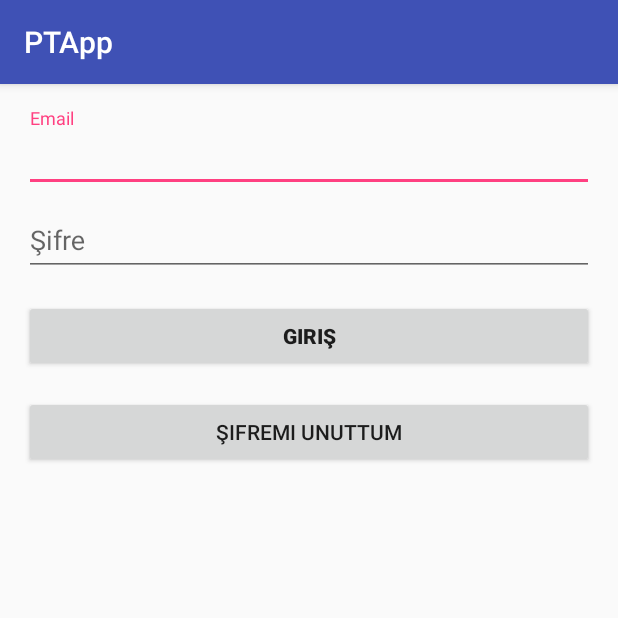
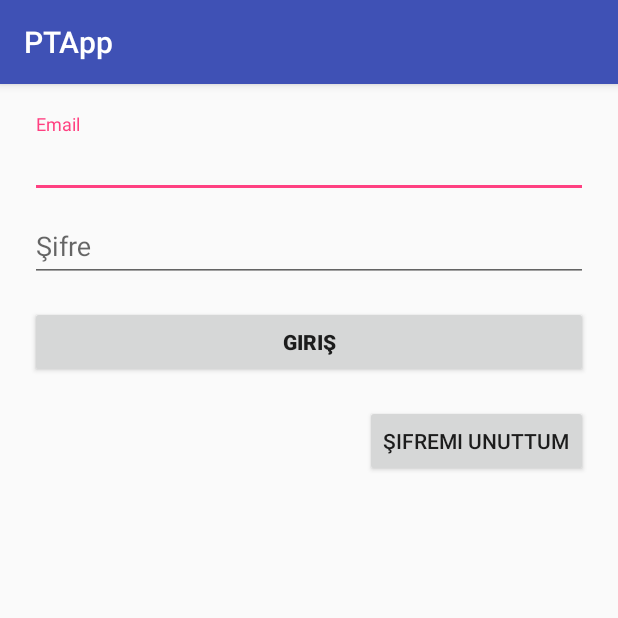
Before and after one commit to zencifil/PTApp, an Android app: the screen it shows after launch (LoginActivity), on a phone screen of 412 x 824 dp, the top half of it. Run offline under Robolectric (Android 15) with nearby library versions, the phone set to English and light mode, and no system bars; 3 statements that could not run were skipped.

Commit message:
forgot password activity added. build version set to 22.

```diff
--- a/app/src/main/java/com/ipsos/savascilve/ptapp/LoginActivity.java
+++ b/app/src/main/java/com/ipsos/savascilve/ptapp/LoginActivity.java
@@ -3,21 +3,19 @@ package com.ipsos.savascilve.ptapp;
 import android.animation.Animator;
 import android.animation.AnimatorListenerAdapter;
 import android.annotation.TargetApi;
+import android.app.LoaderManager.LoaderCallbacks;
+import android.content.CursorLoader;
+import android.content.Intent;
+import android.content.Loader;
 import android.content.pm.PackageManager;
-import android.support.annotation.NonNull;
-import android.support.design.widget.Snackbar;
-import android.support.v7.app.AppCompatActivity;
-import android.app.LoaderManager.LoaderCallbacks;
-
-import android.content.CursorLoader;
-import android.content.Loader;
 import android.database.Cursor;
 import android.net.Uri;
 import android.os.AsyncTask;
-
 import android.os.Build;
 import android.os.Bundle;
 import android.provider.ContactsContract;
+import android.support.annotation.NonNull;
+import android.support.v7.app.AppCompatActivity;
 import android.text.TextUtils;
 import android.view.KeyEvent;
 import android.view.View;
@@ -29,10 +27,13 @@ import android.widget.Button;
 import android.widget.EditText;
 import android.widget.TextView;
 
+import com.google.android.gms.appindexing.Action;
+import com.google.android.gms.appindexing.AppIndex;
+import com.google.android.gms.appindexing.Thing;
+import com.google.android.gms.common.api.GoogleApiClient;
+
 import java.util.ArrayList;
 import java.util.List;
-
-import static android.Manifest.permission.READ_CONTACTS;
 
 /**
  * A login screen that offers login via email/password.
@@ -45,13 +46,6 @@ public class LoginActivity extends AppCompatActivity implements LoaderCallbacks<
     private static final int REQUEST_READ_CONTACTS = 0;
 
     /**
-     * A dummy authentication store containing known user names and passwords.
-     * TODO: remove after connecting to a real authentication system.
-     */
-    private static final String[] DUMMY_CREDENTIALS = new String[]{
-            "foo@example.com:hello", "bar@example.com:world"
-    };
-    /**
      * Keep track of the login task to ensure we can cancel it if requested.
      */
     private UserLoginTask mAuthTask = null;
@@ -61,6 +55,11 @@ public class LoginActivity extends AppCompatActivity implements LoaderCallbacks<
     private EditText mPasswordView;
     private View mProgressView;
     private View mLoginFormView;
+    /**
+     * ATTENTION: This was auto-generated to implement the App Indexing API.
+     * See https://g.co/AppIndexing/AndroidStudio for more information.
+     */
+    private GoogleApiClient client;
 
     @Override
     protected void onCreate(Bundle savedInstanceState) {
@@ -68,7 +67,7 @@ public class LoginActivity extends AppCompatActivity implements LoaderCallbacks<
         setContentView(R.layout.activity_login);
         // Set up the login form.
         mEmailView = (AutoCompleteTextView) findViewById(R.id.email);
-        populateAutoComplete();
+        //populateAutoComplete();
 
         mPasswordView = (EditText) findViewById(R.id.password);
         mPasswordView.setOnEditorActionListener(new TextView.OnEditorActionListener() {
@@ -90,19 +89,30 @@ public class LoginActivity extends AppCompatActivity implements LoaderCallbacks<
             }
         });
 
-        mLoginFormView = findViewById(R.id.login_form);
+        Button forgotPasswordButton = (Button) findViewById(R.id.forgot_password_button);
+        forgotPasswordButton.setOnClickListener(new View.OnClickListener(){
+            public void onClick(View v){
+                Intent intent = new Intent(getApplicationContext(), ForgotPasswordActivity.class);
+                startActivity(intent);
+            }
+        });
+
+        mLoginFormView = findViewById(R.id.email_login_form);
         mProgressView = findViewById(R.id.login_progress);
+        // ATTENTION: This was auto-generated to implement the App Indexing API.
+        // See https://g.co/AppIndexing/AndroidStudio for more information.
+        client = new GoogleApiClient.Builder(this).addApi(AppIndex.API).build();
     }
 
     private void populateAutoComplete() {
-        if (!mayRequestContacts()) {
-            return;
-        }
-
-        getLoaderManager().initLoader(0, null, this);
+//        if (!mayRequestContacts()) {
+//            return;
+//        }
+//
+//        getLoaderManager().initLoader(0, null, this);
     }
 
-    private boolean mayRequestContacts() {
+//    private boolean mayRequestContacts() {
 //        if (Build.VERSION.SDK_INT < Build.VERSION_CODES.M) {
 //            return true;
 //        }
@@ -121,8 +131,8 @@ public class LoginActivity extends AppCompatActivity implements LoaderCallbacks<
 //        } else {
 //            requestPermissions(new String[]{READ_CONTACTS}, REQUEST_READ_CONTACTS);
 //        }
-        return false;
-    }
+//        return false;
+//    }
 
     /**
      * Callback received when a permissions request has been completed.
@@ -160,12 +170,11 @@ public class LoginActivity extends AppCompatActivity implements LoaderCallbacks<
         View focusView = null;
 
         // Check for a valid password, if the user entered one.
-        if (TextUtils.isEmpty(password)){
+        if (TextUtils.isEmpty(password)) {
             mPasswordView.setError(getString(R.string.error_field_required));
             focusView = mPasswordView;
             cancel = true;
-        }
-        else if (!isPasswordValid(password)) {
+        } else if (!isPasswordValid(password)) {
             mPasswordView.setError(getString(R.string.error_invalid_password));
             focusView = mPasswordView;
             cancel = true;
@@ -284,6 +293,42 @@ public class LoginActivity extends AppCompatActivity implements LoaderCallbacks<
         mEmailView.setAdapter(adapter);
     }
 
+    /**
+     * ATTENTION: This was auto-generated to implement the App Indexing API.
+     * See https://g.co/AppIndexing/AndroidStudio for more information.
+     */
+    public Action getIndexApiAction() {
+        Thing object = new Thing.Builder()
+                .setName("Login Page") // TODO: Define a title for the content shown.
+                // TODO: Make sure this auto-generated URL is correct.
+                .setUrl(Uri.parse("http://[ENTER-YOUR-URL-HERE]"))
+                .build();
+        return new Action.Builder(Action.TYPE_VIEW)
+                .setObject(object)
+                .setActionStatus(Action.STATUS_TYPE_COMPLETED)
+                .build();
+    }
+
+    @Override
+    public void onStart() {
+        super.onStart();
+
+        // ATTENTION: This was auto-generated to implement the App Indexing API.
+        // See https://g.co/AppIndexing/AndroidStudio for more information.
+        client.connect();
+        AppIndex.AppIndexApi.start(client, getIndexApiAction());
+    }
+
+    @Override
+    public void onStop() {
+        super.onStop();
+
+        // ATTENTION: This was auto-generated to implement the App Indexing API.
+        // See https://g.co/AppIndexing/AndroidStudio for more information.
+        AppIndex.AppIndexApi.end(client, getIndexApiAction());
+        client.disconnect();
+    }
+
     private interface ProfileQuery {
         String[] PROJECTION = {
                 ContactsContract.CommonDataKinds.Email.ADDRESS,
@@ -291,7 +336,7 @@ public class LoginActivity extends AppCompatActivity implements LoaderCallbacks<
         };
 
         int ADDRESS = 0;
-        int IS_PRIMARY = 1;
+        //int IS_PRIMARY = 1;
     }
 
     /**
@@ -311,6 +356,7 @@ public class LoginActivity extends AppCompatActivity implements LoaderCallbacks<
         @Override
         protected Boolean doInBackground(Void... params) {
             try {
+                //TODO call rest service
 
             } catch (Exception e) {
                 return false;
--- a/app/src/main/res/layout/activity_login.xml
+++ b/app/src/main/res/layout/activity_login.xml
@@ -15,15 +15,15 @@
     <ProgressBar
         android:id="@+id/login_progress"
         style="?android:attr/progressBarStyleLarge"
-        android:layout_width="wrap_content"
+        android:layout_width="match_parent"
         android:layout_height="wrap_content"
         android:layout_marginBottom="8dp"
         android:visibility="gone" />
 
-    <ScrollView
-        android:id="@+id/login_form"
-        android:layout_width="match_parent"
-        android:layout_height="match_parent">
+    <RelativeLayout
+        android:layout_width="wrap_content"
+        android:padding="4dp"
+        android:layout_height="250dp">
 
             <LinearLayout
                 android:id="@+id/email_login_form"
@@ -62,22 +62,32 @@
 
                 </android.support.design.widget.TextInputLayout>
 
+                <LinearLayout
+                    android:orientation="horizontal"
+                    android:layout_width="match_parent"
+                    android:layout_height="wrap_content">
+
                     <Button
                         android:id="@+id/email_sign_in_button"
                         style="?android:textAppearanceButton"
-                android:layout_width="match_parent"
                         android:layout_height="wrap_content"
                         android:layout_marginTop="16dp"
                         android:text="@string/action_sign_in"
-                android:textStyle="bold" />
+                        android:textStyle="bold"
+                        android:layout_width="wrap_content"
+                        android:layout_weight="0.23" />
+
+                </LinearLayout>
+
+            </LinearLayout>
 
         <Button
             android:text="@string/action_forgot_password"
-                android:layout_width="match_parent"
+            android:layout_width="wrap_content"
             android:layout_height="wrap_content"
-                android:layout_marginTop="16dp"
-                android:id="@+id/forgot_password_button" />
+            android:id="@+id/forgot_password_button"
+            android:layout_alignParentBottom="true"
+            android:layout_alignParentEnd="true" />
+    </RelativeLayout>
 
 </LinearLayout>
-    </ScrollView>
-</LinearLayout>
```
Also changed, not shown: app/build.gradle (+7 -4 lines), app/src/main/AndroidManifest.xml (+7 -0 lines), app/src/main/java/com/ipsos/savascilve/ptapp/ForgotPasswordActivity.java (+17 -0 lines). Lines whose indentation alone changed are shown as unchanged.
